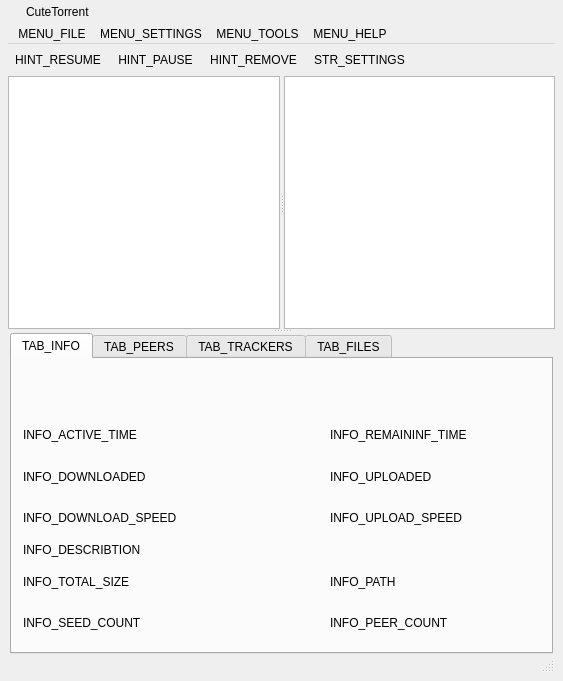
Old version of the form src/core/gui/FormFiles/CustomWindow.ui in the repository CuteTorrent/CuteTorrent.
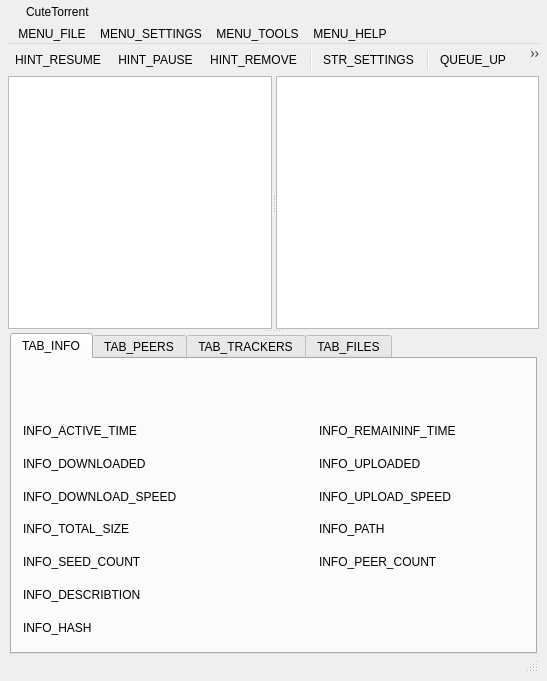
New version of the form. Icons and pictures are not drawn.

```diff
--- a/src/core/gui/FormFiles/CustomWindow.ui
+++ b/src/core/gui/FormFiles/CustomWindow.ui
@@ -6,7 +6,7 @@
    <rect>
     <x>0</x>
     <y>0</y>
-    <width>563</width>
+    <width>547</width>
     <height>681</height>
    </rect>
   </property>
@@ -246,6 +246,9 @@
           <property name="mouseTracking">
            <bool>true</bool>
           </property>
+          <property name="frameShape">
+           <enum>QFrame::NoFrame</enum>
+          </property>
           <property name="orientation">
            <enum>Qt::Vertical</enum>
           </property>
@@ -358,70 +361,6 @@
                  <string>TAB_INFO</string>
                 </attribute>
                 <layout class="QGridLayout" name="gridLayout_7">
-                 <item row="4" column="1" colspan="4">
-                  <widget class="QLabel" name="describtionLabel">
-                   <property name="maximumSize">
-                    <size>
-                     <width>16777215</width>
-                     <height>16</height>
-                    </size>
-                   </property>
-                   <property name="contextMenuPolicy">
-                    <enum>Qt::ActionsContextMenu</enum>
-                   </property>
-                   <property name="text">
-                    <string/>
-                   </property>
-                   <property name="wordWrap">
-                    <bool>true</bool>
-                   </property>
-                   <property name="openExternalLinks">
-                    <bool>true</bool>
-                   </property>
-                  </widget>
-                 </item>
-                 <item row="1" column="1" colspan="2">
-                  <widget class="QLabel" name="activetimeLabel">
-                   <property name="text">
-                    <string/>
-                   </property>
-                  </widget>
-                 </item>
-                 <item row="1" column="3">
-                  <widget class="QLabel" name="label_7">
-                   <property name="text">
-                    <string>INFO_REMAININF_TIME</string>
-                   </property>
-                  </widget>
-                 </item>
-                 <item row="2" column="0">
-                  <widget class="QLabel" name="label_2">
-                   <property name="text">
-                    <string>INFO_DOWNLOADED</string>
-                   </property>
-                  </widget>
-                 </item>
-                 <item row="1" column="4">
-                  <widget class="QLabel" name="timeleftLabel">
-                   <property name="text">
-                    <string/>
-                   </property>
-                  </widget>
-                 </item>
-                 <item row="6" column="1" colspan="2">
-                  <widget class="QLabel" name="totalSizeLabel">
-                   <property name="text">
-                    <string/>
-                   </property>
-                  </widget>
-                 </item>
-                 <item row="1" column="0">
-                  <widget class="QLabel" name="label">
-                   <property name="text">
-                    <string>INFO_ACTIVE_TIME</string>
-                   </property>
-                  </widget>
-                 </item>
                  <item row="0" column="0" colspan="5">
                   <layout class="QGridLayout" name="gridLayout_4">
                    <item row="1" column="1">
@@ -524,8 +463,15 @@
                    </property>
                   </widget>
                  </item>
-                 <item row="7" column="4">
-                  <widget class="QLabel" name="peerCoutLabel">
+                 <item row="6" column="4">
+                  <widget class="QLabel" name="pathLabel">
+                   <property name="text">
+                    <string/>
+                   </property>
+                  </widget>
+                 </item>
+                 <item row="2" column="4">
+                  <widget class="QLabel" name="uploadedBytesLabel">
                    <property name="text">
                     <string/>
                    </property>
@@ -545,27 +491,6 @@
                    </property>
                   </widget>
                  </item>
-                 <item row="7" column="0">
-                  <widget class="QLabel" name="label_10">
-                   <property name="text">
-                    <string>INFO_SEED_COUNT</string>
-                   </property>
-                  </widget>
-                 </item>
-                 <item row="7" column="1" colspan="2">
-                  <widget class="QLabel" name="seedCoutLabel">
-                   <property name="text">
-                    <string/>
-                   </property>
-                  </widget>
-                 </item>
-                 <item row="2" column="4">
-                  <widget class="QLabel" name="uploadedBytesLabel">
-                   <property name="text">
-                    <string/>
-                   </property>
-                  </widget>
-                 </item>
                  <item row="6" column="0">
                   <widget class="QLabel" name="label_5">
                    <property name="text">
@@ -587,20 +512,116 @@
                    </property>
                   </widget>
                  </item>
-                 <item row="4" column="0">
-                  <widget class="QLabel" name="label_6">
+                 <item row="1" column="4">
+                  <widget class="QLabel" name="timeleftLabel">
                    <property name="text">
-                    <string>INFO_DESCRIBTION</string>
+                    <string/>
                    </property>
                   </widget>
                  </item>
-                 <item row="7" column="3">
+                 <item row="1" column="0">
+                  <widget class="QLabel" name="label">
+                   <property name="text">
+                    <string>INFO_ACTIVE_TIME</string>
+                   </property>
+                  </widget>
+                 </item>
+                 <item row="2" column="0">
+                  <widget class="QLabel" name="label_2">
+                   <property name="text">
+                    <string>INFO_DOWNLOADED</string>
+                   </property>
+                  </widget>
+                 </item>
+                 <item row="1" column="3">
+                  <widget class="QLabel" name="label_7">
+                   <property name="text">
+                    <string>INFO_REMAININF_TIME</string>
+                   </property>
+                  </widget>
+                 </item>
+                 <item row="3" column="1" colspan="2">
+                  <widget class="QLabel" name="downloadSpeedLabel">
+                   <property name="text">
+                    <string/>
+                   </property>
+                  </widget>
+                 </item>
+                 <item row="6" column="1" colspan="2">
+                  <widget class="QLabel" name="totalSizeLabel">
+                   <property name="text">
+                    <string/>
+                   </property>
+                  </widget>
+                 </item>
+                 <item row="8" column="4">
+                  <widget class="QLabel" name="peerCoutLabel">
+                   <property name="text">
+                    <string/>
+                   </property>
+                  </widget>
+                 </item>
+                 <item row="8" column="3">
                   <widget class="QLabel" name="label_11">
                    <property name="text">
                     <string>INFO_PEER_COUNT</string>
                    </property>
                   </widget>
                  </item>
+                 <item row="8" column="1" colspan="2">
+                  <widget class="QLabel" name="seedCoutLabel">
+                   <property name="text">
+                    <string/>
+                   </property>
+                  </widget>
+                 </item>
+                 <item row="8" column="0">
+                  <widget class="QLabel" name="label_10">
+                   <property name="text">
+                    <string>INFO_SEED_COUNT</string>
+                   </property>
+                  </widget>
+                 </item>
+                 <item row="9" column="0">
+                  <widget class="QLabel" name="label_6">
+                   <property name="text">
+                    <string>INFO_DESCRIBTION</string>
+                   </property>
+                  </widget>
+                 </item>
+                 <item row="9" column="1" colspan="4">
+                  <widget class="QLabel" name="describtionLabel">
+                   <property name="contextMenuPolicy">
+                    <enum>Qt::ActionsContextMenu</enum>
+                   </property>
+                   <property name="text">
+                    <string/>
+                   </property>
+                   <property name="wordWrap">
+                    <bool>true</bool>
+                   </property>
+                   <property name="openExternalLinks">
+                    <bool>true</bool>
+                   </property>
+                  </widget>
+                 </item>
+                 <item row="10" column="0">
+                  <widget class="QLabel" name="label_12">
+                   <property name="text">
+                    <string>INFO_HASH</string>
+                   </property>
+                  </widget>
+                 </item>
+                 <item row="10" column="1" colspan="4">
+                  <widget class="QLabel" name="infoHashLabel">
+                   <property name="contextMenuPolicy">
+                    <enum>Qt::ActionsContextMenu</enum>
+                   </property>
+                   <property name="text">
+                    <string/>
+                   </property>
+                  </widget>
+                 </item>
                 </layout>
                </widget>
                <widget class="QWidget" name="tab_3">
@@ -758,21 +779,6 @@
         <property name="enabled">
          <bool>true</bool>
         </property>
-        <property name="minimumSize">
-         <size>
-          <width>0</width>
-          <height>0</height>
-         </size>
-        </property>
-        <property name="maximumSize">
-         <size>
-          <width>16777215</width>
-          <height>16777215</height>
-         </size>
-        </property>
-        <property name="styleSheet">
-         <string notr="true"/>
-        </property>
         <property name="defaultUp">
          <bool>false</bool>
         </property>
@@ -846,7 +852,12 @@
          <addaction name="ACTION_TOOLBAR_START"/>
          <addaction name="ACTION_TOOLBAR_PAUSE"/>
          <addaction name="ACTION_TOOLBAR_REMOVE"/>
+         <addaction name="separator"/>
          <addaction name="ACTION_TOOLBAR_SETTINGS"/>
+         <addaction name="separator"/>
+         <addaction name="ACTION_TOOLBAR_QUEUE_UP"/>
+         <addaction name="ACTION_TOOLBAR_QUEUE_DOWN"/>
+         <addaction name="separator"/>
         </widget>
         <widget class="QToolBar" name="m_pSearchToolBar">
          <property name="styleSheet">
@@ -1028,6 +1039,19 @@
     <string>MENU_ABOUT_QT</string>
    </property>
   </action>
+  <action name="ACTION_TOOLBAR_QUEUE_UP">
+   <property name="text">
+    <string>QUEUE_UP</string>
+   </property>
+   <property name="toolTip">
+    <string>QUEUE_UP</string>
+   </property>
+  </action>
+  <action name="ACTION_TOOLBAR_QUEUE_DOWN">
+   <property name="text">
+    <string>QUEUE_DOWN</string>
+   </property>
+  </action>
  </widget>
  <layoutdefault spacing="6" margin="11"/>
  <tabstops>
```
Left out of the diff: 40 changed lines with no effect on the pictures.
